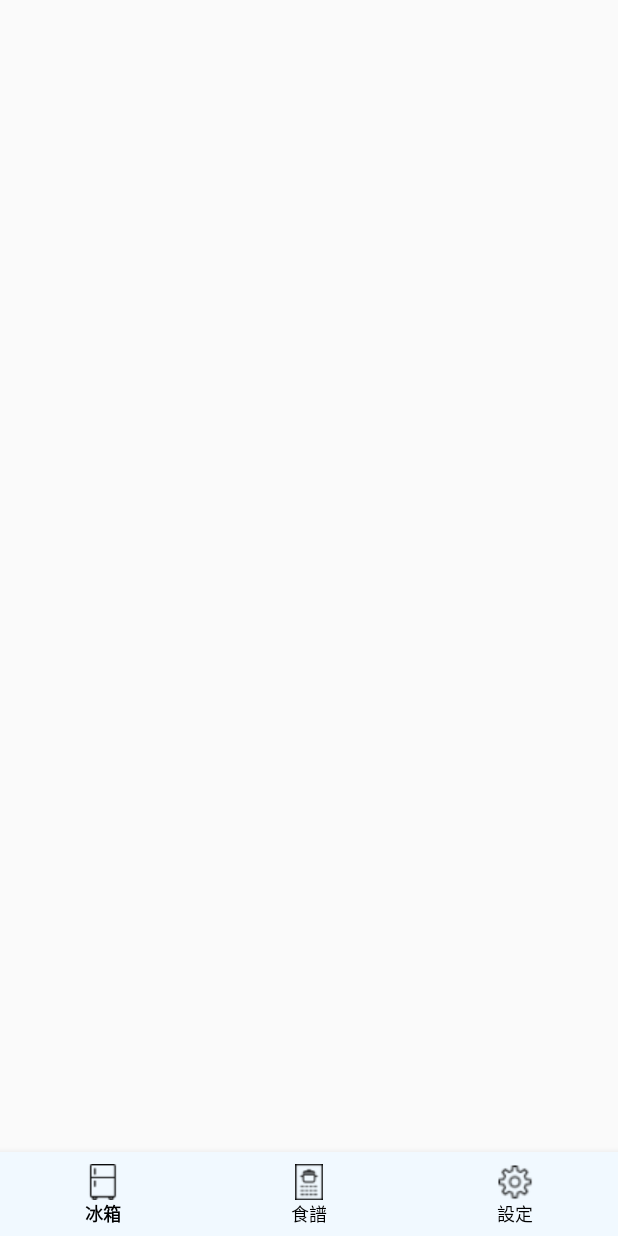
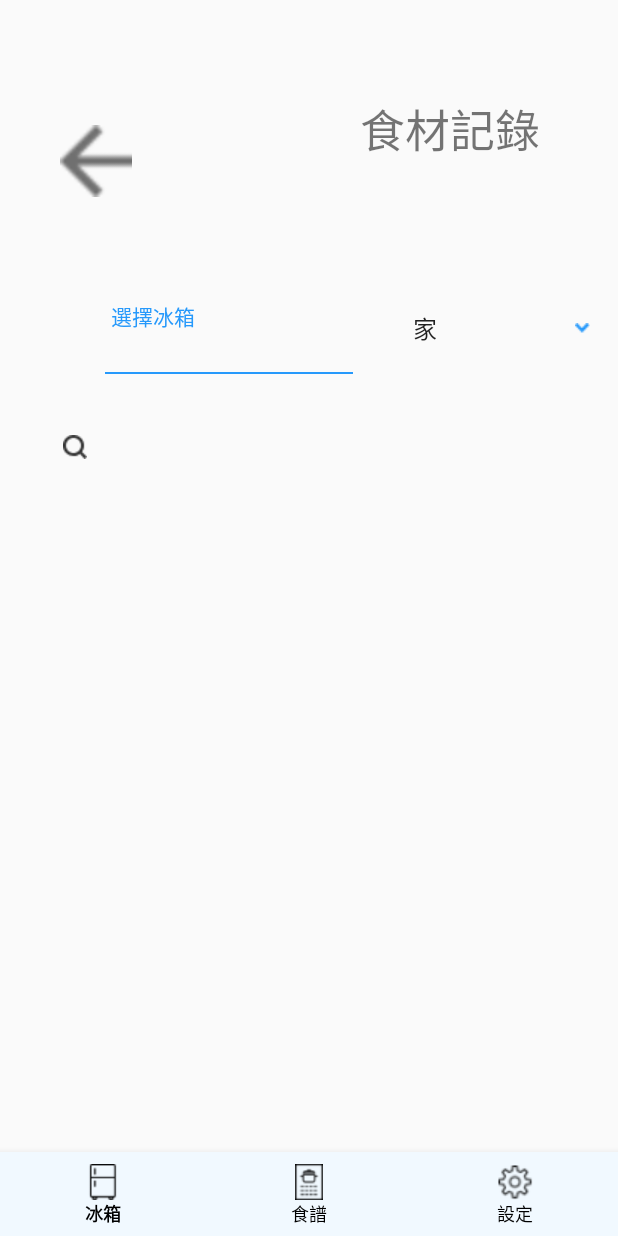
Before and after one commit to scl971009/HCI-team07-RefriGreater, an Android app: the SeeFood screen opened directly, with no data from a screen before it, on a phone screen of 412 x 824 dp. Run offline under Robolectric (Android 15) with nearby library versions, the phone set to English and light mode, and no system bars.

Commit message:
spinner pattern not done

```diff
--- a/app/src/main/java/com/example/refrigreater/MainActivity.java
+++ b/app/src/main/java/com/example/refrigreater/MainActivity.java
@@ -9,6 +9,8 @@ import android.view.View;
 import android.widget.Button;
 import android.widget.TextView;
 import android.widget.ToggleButton;
+import android.widget.Spinner;
+import android.widget.ArrayAdapter;
 
 public class MainActivity extends Activity {
 
@@ -47,8 +49,31 @@ public class MainActivity extends Activity {
             setContentView(R.layout.activity_see_food);
             BottomNavigationView navigation = (BottomNavigationView) findViewById(R.id.navigation);
             navigation.setOnNavigationItemSelectedListener(mOnNavigationItemSelectedListener);
+            Button backBtn = (Button)findViewById(R.id.btnback);
+            backBtn.setOnClickListener(backwardbtnlistener);
         }
     };
+
+    private Button.OnClickListener backwardbtnlistener = new Button.OnClickListener(){
+        @Override
+        public void onClick(View v) {
+            setContentView(R.layout.activity_toolbar);
+            BottomNavigationView navigation = (BottomNavigationView) findViewById(R.id.navigation);
+            navigation.setOnNavigationItemSelectedListener(mOnNavigationItemSelectedListener);
+            Button seefoodBtn = (Button)findViewById(R.id.btnfridge);
+            seefoodBtn.setOnClickListener(seefoodbtnlistener);
+            setCenterSpinner();
+        }
+    };
+
+    private void setCenterSpinner(){
+        Spinner spinner1 = (Spinner) findViewById(R.id.spinner);
+        ArrayAdapter<CharSequence> adapter = ArrayAdapter.createFromResource(
+                this, R.array.languages,R.layout.spinner_center_item);
+        adapter.setDropDownViewResource(R.layout.spinner_center_item);
+        spinner1.setAdapter(adapter);
+        //spinner1.setOnItemSelectedListener(new MyOnItemSelectedListener());
+    }
 
     private BottomNavigationView.OnNavigationItemSelectedListener mOnNavigationItemSelectedListener
             = new BottomNavigationView.OnNavigationItemSelectedListener() {
--- /dev/null
+++ b/app/src/main/res/drawable/bg_spinner.xml
@@ -0,0 +1,23 @@
+<?xml version="1.0" encoding="utf-8"?>
+<selector xmlns:android="http://schemas.android.com/apk/res/android">
+    <item>
+
+        <layer-list>
+
+            <item>
+                <shape>
+                    <stroke
+                    android:color="@android:color/white" />
+                </shape>
+            </item>
+
+            <item >
+
+                <bitmap android:gravity="end" android:src="@drawable/downarrow" />
+
+            </item>
+
+        </layer-list>
+
+    </item>
+</selector>
--- a/app/src/main/res/layout/activity_see_food.xml
+++ b/app/src/main/res/layout/activity_see_food.xml
@@ -14,12 +14,93 @@
         android:layout_marginStart="0dp"
         android:layout_marginEnd="0dp"
         android:background="?android:attr/windowBackground"
+        app:itemBackground="@color/toolbar"
+        app:itemIconTint="@android:color/black"
+        app:itemTextColor="@android:color/black"
         app:layout_constraintBottom_toBottomOf="parent"
         app:layout_constraintLeft_toLeftOf="parent"
         app:layout_constraintRight_toRightOf="parent"
-        app:itemBackground="@color/toolbar"
-        app:itemTextColor="@android:color/black"
-        app:itemIconTint="@android:color/black"
         app:menu="@menu/navigation" />
 
+    <TextView
+    android:layout_width="360px"
+    android:layout_height="120px"
+    android:layout_marginTop="95px"
+    android:layout_marginStart="360px"
+    android:text="@string/shokusai"
+    android:textSize="30sp"
+    app:layout_constraintTop_toTopOf="parent"
+    app:layout_constraintStart_toStartOf="parent"/>
+
+    <TextView
+        android:layout_width="360px"
+        android:layout_height="120px"
+        android:layout_marginTop="300px"
+        android:layout_marginStart="111px"
+        android:text="@string/choosefridge"
+        android:textSize="14sp"
+        app:layout_constraintTop_toTopOf="parent"
+        app:layout_constraintStart_toStartOf="parent"
+        android:textColor="@color/choosefridge"
+        />
+
+    <ImageView
+        android:id="@+id/imageView2"
+        android:layout_width="wrap_content"
+        android:layout_height="wrap_content"
+        android:layout_marginStart="63px"
+        android:layout_marginTop="435px"
+        android:src="@drawable/search"
+        app:layout_constraintTop_toTopOf="parent"
+        app:layout_constraintStart_toStartOf="parent" />
+
+    <ImageView
+        android:id="@+id/imageline"
+        android:layout_width="wrap_content"
+        android:layout_height="wrap_content"
+        android:layout_marginStart="105px"
+        android:layout_marginTop="372px"
+        android:src="@drawable/blueline"
+        app:layout_constraintTop_toTopOf="parent"
+        app:layout_constraintStart_toStartOf="parent" />
+
+    <Button
+        android:id="@+id/btnmem"
+        android:layout_width="84.21px"
+        android:layout_height="72px"
+        android:layout_marginStart="936px"
+        android:layout_marginTop="125px"
+        android:background="@drawable/shareee"
+        android:gravity="center"
+        android:src="@drawable/shareee"
+        android:text=""
+        app:layout_constraintStart_toStartOf="parent"
+        app:layout_constraintTop_toTopOf="parent" />
+
+    <Button
+        android:id="@+id/btnback"
+        android:layout_width="72px"
+        android:layout_height="72px"
+        android:layout_marginStart="60px"
+        android:layout_marginTop="125px"
+        android:background="@drawable/backward"
+        android:gravity="center"
+        android:src="@drawable/backward"
+        android:text=""
+        app:layout_constraintStart_toStartOf="parent"
+        app:layout_constraintTop_toTopOf="parent" />
+
+    <Spinner
+        android:id="@+id/spinner"
+        android:layout_width="330px"
+        android:layout_height="63px"
+        android:layout_marginStart="260px"
+        android:layout_marginTop="297px"
+        android:textAlignment="center"
+        style="@style/SpinnerTheme"
+        android:entries="@array/languages"
+        app:layout_constraintStart_toStartOf="parent"
+        app:layout_constraintTop_toTopOf="parent" />
+
+
 </android.support.constraint.ConstraintLayout>
--- /dev/null
+++ b/app/src/main/res/layout/spinner_center_item.xml
@@ -0,0 +1,5 @@
+<?xml version="1.0" encoding="utf-8"?>
+<TextView xmlns:android="http://schemas.android.com/apk/res/android"
+    android:gravity="center"
+    android:textAlignment="center"
+    />
--- /dev/null
+++ b/app/src/main/res/values/array.xml
@@ -0,0 +1,8 @@
+<?xml version="1.0" encoding="utf-8"?>
+<resources>
+    <string-array name="languages">
+    <item>家</item>
+        <item>實驗室</item>
+        <item>測試五個字</item>
+    </string-array>
+</resources>
--- a/app/src/main/res/values/colors.xml
+++ b/app/src/main/res/values/colors.xml
@@ -4,4 +4,5 @@
     <color name="colorPrimaryDark">#00574B</color>
     <color name="colorAccent">#D81B60</color>
     <color name="toolbar">#F1F9FF</color>
+    <color name="choosefridge">#2699FB</color>
 </resources>
--- a/app/src/main/res/values/strings.xml
+++ b/app/src/main/res/values/strings.xml
@@ -8,4 +8,6 @@
     <string name="title_activity_toolbar">toolbar</string>
     <string name="fridge1">　家</string>
     <string name="id1">ID: 1234567</string>
+    <string name="shokusai">食材記錄</string>
+    <string name="choosefridge">選擇冰箱</string>
 </resources>
--- a/app/src/main/res/values/styles.xml
+++ b/app/src/main/res/values/styles.xml
@@ -7,5 +7,8 @@
         <item name="colorPrimaryDark">@android:color/black</item>
         <item name="colorAccent">@color/colorAccent</item>
     </style>
+    <style name="SpinnerTheme" parent="android:Widget.Spinner">
+        <item name="android:background">@drawable/bg_spinner</item>
+    </style>
 
 </resources>
```
Also changed, not shown: app/src/main/res/drawable/backward.png (added), app/src/main/res/drawable/blueline.png (added), app/src/main/res/drawable/downarrow.png (added), app/src/main/res/drawable/search.png (added), app/src/main/res/drawable/shareee.png (added).
